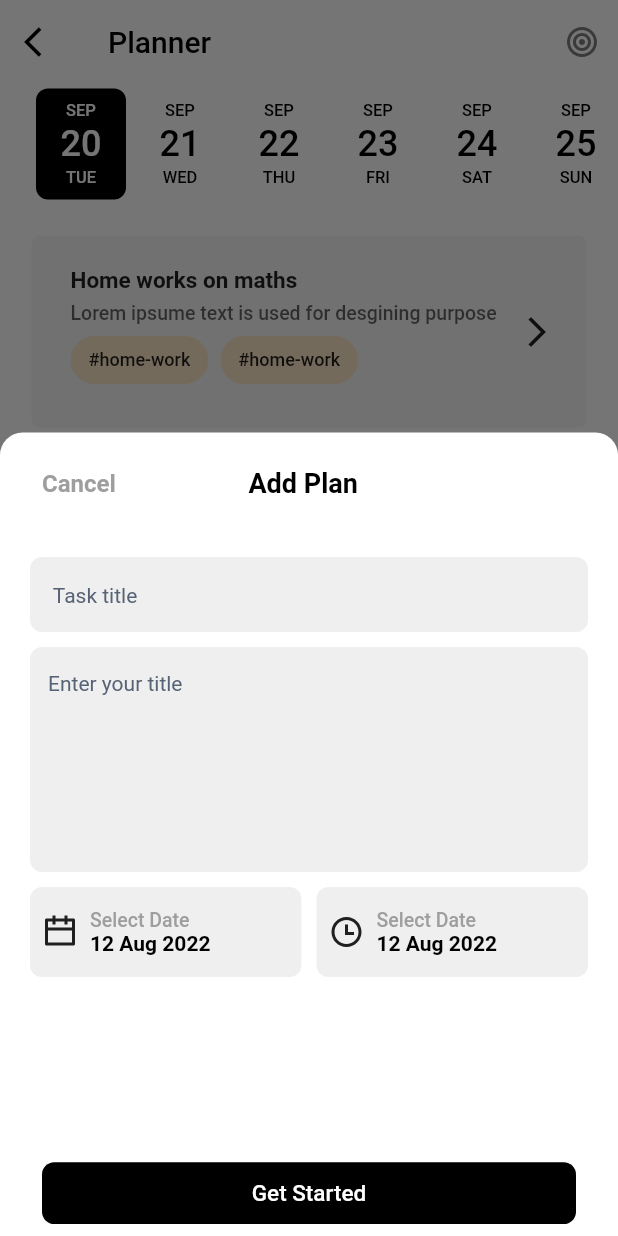
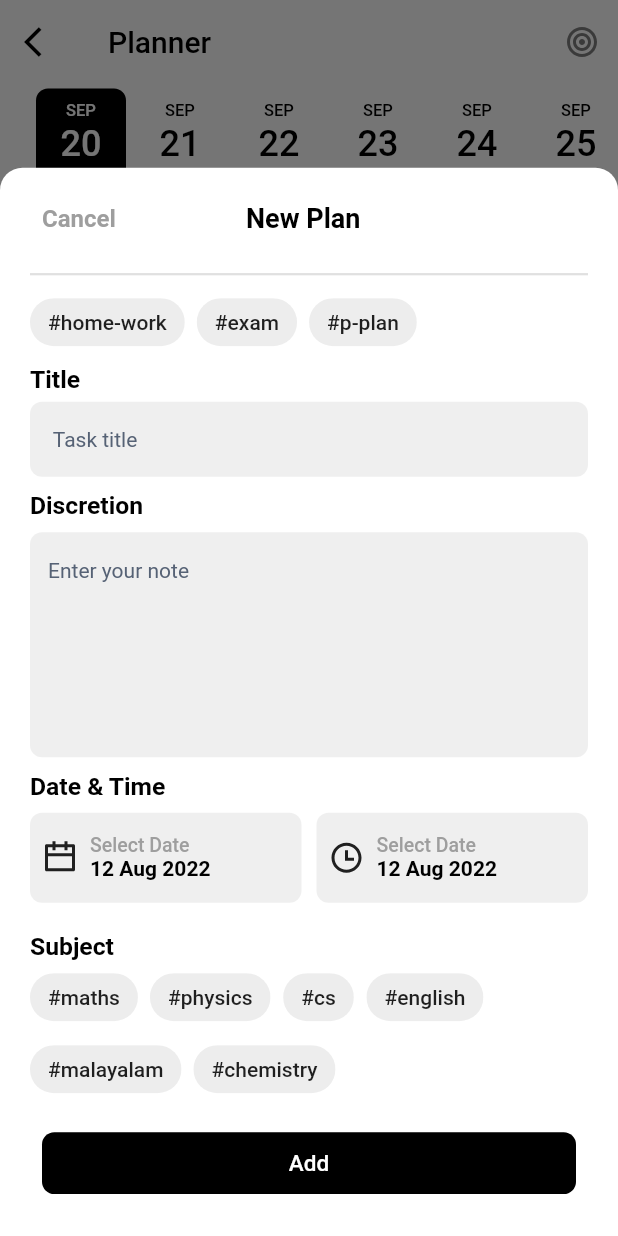
Before and after one commit to aninarafath6/arnhss, a Flutter app: the PlannerView screen opened by its route, after a tap on an icon or button, on a phone screen of 412 x 824 dp. Run offline on Flutter 3.47's test engine with Material 2 defaults, Android fonts, the phone set to English and light mode, and no system bars; our stand-ins replace cached_network_image, flutter_calendar_carousel, flutter_keyboard_visibility, flutter_otp_text_field, get, google_fonts and 5 more; network calls fail.

Commit message:
choice chip

```diff
--- a/arnhss-app/lib/common/theme/theme.dart
+++ b/arnhss-app/lib/common/theme/theme.dart
@@ -10,6 +10,23 @@ class Theming {
     return ThemeData(
         primarySwatch: generateMaterialColor(CustomColors.dark),
         scaffoldBackgroundColor: CustomColors.white,
+        chipTheme: ChipThemeData(
+          backgroundColor: Colors.orange.withOpacity(.2),
+        )
+
+        // colorScheme: ColorScheme(
+        //     brightness: brightness,
+        //     primary: primary,
+        //     onPrimary: onPrimary,
+        //     secondary: secondary,
+        //     onSecondary: onSecondary,
+        //     error: error,
+        //     onError: onError,
+        //     background: background,
+        //     onBackground: CustomColors.dark,
+        //     surface: surface,
+        //     onSurface: onSurface)
+
         // textTheme: TextTheme(
         //   headline1: CustomTextTheme.headLine(context),
         //   headline2: CustomTextTheme.headLine2(context),
--- /dev/null
+++ b/arnhss-app/lib/common/widgets/custom_chip.dart
@@ -0,0 +1,19 @@
+import 'package:flutter/material.dart';
+
+class CustomChip extends StatelessWidget {
+  const CustomChip({Key? key, required this.label, this.color})
+      : super(key: key);
+  final String? label;
+  final Color? color;
+  @override
+  Widget build(BuildContext context) {
+    return Chip(
+      backgroundColor: color,
+      label: Text(
+        label!,
+        style: const TextStyle(fontSize: 12),
+      ),
+      // backgroundColor: ,
+    );
+  }
+}
--- a/arnhss-app/lib/common/widgets/custom_input.dart
+++ b/arnhss-app/lib/common/widgets/custom_input.dart
@@ -22,6 +22,7 @@ class CustomInput extends StatelessWidget {
       ),
       child: TextField(
         maxLines: large! ? 5 : 1,
+        minLines: 1,
         cursorColor: CustomColors.dark,
         style: Theme.of(context).textTheme.subtitle1,
         decoration: InputDecoration(
--- a/arnhss-app/lib/features/planner/view/planner_view.dart
+++ b/arnhss-app/lib/features/planner/view/planner_view.dart
@@ -1,3 +1,5 @@
+import 'dart:developer';
+
 import 'package:arnhss/common/constants/color_constants.dart';
 import 'package:arnhss/features/authentication/login/view/index.dart';
 import 'package:arnhss/features/planner/models/planner_model.dart';
@@ -10,6 +12,7 @@ import 'package:arnhss/features/planner/widgets/planner_app_bar.dart';
 import 'package:arnhss/features/planner/widgets/planner_tile/planner_tile.dart';
 
 import 'package:shimmer/shimmer.dart';
+import 'package:timeline_tile/timeline_tile.dart';
 
 class PlannerView extends StatelessWidget {
   const PlannerView({Key? key}) : super(key: key);
@@ -31,18 +34,31 @@ class PlannerView extends StatelessWidget {
               children: [
                 const DateTimeline(),
                 // NotFound(),
+                // Expanded(
+                //   child: Column(
+                //     children: [
+                //       TimelineTile(),
+                //       TimelineTile(),
+                //       TimelineTile(
+                //         isLast: true,
+                //       ),
+                //     ],
+                //   ),
+                // ),
                 Expanded(
                   child: PageView.builder(
                     physics: const NeverScrollableScrollPhysics(),
                     controller: context.read<PlannerViewModel>().pageController,
                     itemBuilder: (context, index) {
                       return Padding(
-                        padding: const EdgeInsets.all(21.0),
+                        padding: const EdgeInsets.only(
+                            left: 21.0, right: 21, top: 21),
                         child: FutureBuilder<List<PlannerModel>>(
                           builder: ((context, snapshot) {
                             if (snapshot.connectionState ==
                                 ConnectionState.waiting) {
                               return SingleChildScrollView(
+                                physics: const NeverScrollableScrollPhysics(),
                                 child: Column(
                                   children: List.generate(
                                     10,
@@ -60,9 +76,10 @@ class PlannerView extends StatelessWidget {
                               return const NotFound();
                             }
                             return ListView.builder(
+                              physics: const BouncingScrollPhysics(),
                               itemBuilder: ((context, index) =>
                                   const PlannerTile()),
-                              itemCount: snapshot.data!.length,
+                              itemCount: snapshot.data!.length + 20,
                             );
                           }),
                           future: context
--- a/arnhss-app/lib/features/planner/widgets/add_plan_bottm_form.dart
+++ b/arnhss-app/lib/features/planner/widgets/add_plan_bottm_form.dart
@@ -1,4 +1,5 @@
 import 'package:arnhss/common/constants/color_constants.dart';
+import 'package:arnhss/common/theme/text_theme.dart';
 import 'package:arnhss/common/widgets/custom_input.dart';
 import 'package:arnhss/common/widgets/custom_selector.dart';
 import 'package:arnhss/features/authentication/otp_verification/view/index.dart';
@@ -13,7 +14,7 @@ void showAddPlanForm(BuildContext context) {
       return Padding(
         padding: MediaQuery.of(context).viewInsets,
         child: Container(
-          height: context.getHeight(65),
+          // height: context.getHeight(65),
           padding: const EdgeInsets.symmetric(horizontal: 20),
           decoration: const BoxDecoration(
             color: CustomColors.white,
@@ -27,7 +28,82 @@ void showAddPlanForm(BuildContext context) {
             mainAxisSize: MainAxisSize.min,
             children: [
               const SizedBox(height: 10),
+              const _FormHeader(),
+              const SizedBox(height: 5),
+              const Divider(thickness: 1.5),
+              // Text("Plan Type",
+              //     style: CustomTextTheme(context: context).headLine2()),
+              // const SizedBox(height: 5),
+
+              OptionChipList(
+                options: const ["#home-work", "#exam", "#p-plan"],
+                selectedBg: CustomColors.halfColor.withOpacity(.2),
+              ),
+              const SizedBox(height: 5),
+              Text("Title",
+                  style: CustomTextTheme(context: context).headLine2()),
+              const SizedBox(height: 5),
+
+              const CustomInput(hintText: " Task title"),
+              Text("Discretion",
+                  style: CustomTextTheme(context: context).headLine2()),
+              const SizedBox(height: 8),
+
+              const CustomInput(hintText: "Enter your note", large: true),
+              Text("Date & Time",
+                  style: CustomTextTheme(context: context).headLine2()),
+              const SizedBox(height: 8),
+
               Row(
+                children: const [
+                  Expanded(
+                    child: CustomSelector(),
+                  ),
+                  SizedBox(width: 10),
+                  Expanded(
+                    child: CustomSelector(icon: Remix.time_line),
+                  ),
+                ],
+              ),
+              const SizedBox(height: 15),
+              const SizedBox(height: 5),
+
+              Text("Subject",
+                  style: CustomTextTheme(context: context).headLine2()),
+              OptionChipList(
+                options: const [
+                  "#maths",
+                  "#physics",
+                  "#cs",
+                  "#english",
+                  "#malayalam",
+                  "#chemistry"
+                ],
+                selectedBg: CustomColors.presentColor.withOpacity(.2),
+              ),
+
+              const SizedBox(height: 10),
+              // const SizedBox(height: 15),
+              const CustomButton(
+                label: "Add",
+              ),
+              const SizedBox(height: 20),
+            ],
+          ),
+        ),
+      );
+    }),
+  );
+}
+
+class _FormHeader extends StatelessWidget {
+  const _FormHeader({
+    Key? key,
+  }) : super(key: key);
+
+  @override
+  Widget build(BuildContext context) {
+    return Row(
       mainAxisAlignment: MainAxisAlignment.spaceBetween,
       children: [
         Padding(
@@ -46,7 +122,7 @@ void showAddPlanForm(BuildContext context) {
           ),
         ),
         const Text(
-                    "Add Plan",
+          "New Plan",
           style: TextStyle(
               fontWeight: FontWeight.w600,
               fontSize: 18,
@@ -60,28 +136,50 @@ void showAddPlanForm(BuildContext context) {
               color: Colors.transparent),
         ),
       ],
+    );
+  }
+}
+
+class OptionChipList extends StatefulWidget {
+  const OptionChipList({
+    Key? key,
+    required this.options,
+    required this.selectedBg,
+  }) : super(key: key);
+  final List<String> options;
+  final Color selectedBg;
+
+  @override
+  State<OptionChipList> createState() => _OptionChipListState();
+}
+
+class _OptionChipListState extends State<OptionChipList> {
+  int selected = -1;
+
+  @override
+  Widget build(BuildContext context) {
+    return Wrap(
+      children: List.generate(
+        widget.options.length,
+        (index) => Container(
+          key: Key(widget.options[index]),
+          margin: const EdgeInsets.only(right: 8),
+          child: ChoiceChip(
+            elevation: 0,
+            pressElevation: 0,
+            backgroundColor: CustomColors.bgOverlay,
+            onSelected: (_) {
+              setState(() {
+                selected = index;
+              });
+            },
+            label: Text(widget.options[index]),
+            selectedColor: widget.selectedBg,
+            // avatar: const Icon(Remix.check_line),
+            selected: index == selected,
           ),
-              const SizedBox(height: 20),
-              const SizedBox(height: 5),
-              const CustomInput(hintText: " Task title"),
-              const CustomInput(hintText: "Enter your title", large: true),
-              Row(
-                children: const [
-                  Expanded(
-                    child: CustomSelector(),
-                  ),
-                  SizedBox(width: 10),
-                  Expanded(
-                    child: CustomSelector(icon: Remix.time_line),
-                  ),
-                ],
-              ),
-              const Spacer(),
-              const CustomButton(),
-            ],
         ),
       ),
     );
-    }),
-  );
   }
+}
--- a/arnhss-app/lib/features/planner/widgets/planner_tile/planner_tile.dart
+++ b/arnhss-app/lib/features/planner/widgets/planner_tile/planner_tile.dart
@@ -1,4 +1,5 @@
 import 'package:arnhss/common/constants/color_constants.dart';
+import 'package:arnhss/common/widgets/custom_chip.dart';
 import 'package:arnhss/features/authentication/login/view/index.dart';
 // import 'package:remixicon/remixicon.dart';
 
@@ -10,7 +11,7 @@ class PlannerTile extends StatelessWidget {
   Widget build(BuildContext context) {
     return Container(
       padding: const EdgeInsets.all(21),
-      margin: const EdgeInsets.only(bottom: 10),
+      margin: const EdgeInsets.only(bottom: 12),
       decoration: BoxDecoration(
           color: CustomColors.lightBgOverlay,
           borderRadius: BorderRadius.circular(5)),
@@ -35,9 +36,9 @@ class PlannerTile extends StatelessWidget {
                       ),
                 const SizedBox(height: 5),
                 isSkelton
-                    ? Container(width: 200, height: 10, color: Colors.green)
+                    ? Container(width: 200, height: 10, color: Colors.grey)
                     : Text(
-                        "Lorem ipsume text is used for desgining purpose",
+                        "Lorem ipsum text is used for designing purpose",
                         style: TextStyle(
                             fontWeight: FontWeight.w500,
                             fontSize: 13,
@@ -45,22 +46,15 @@ class PlannerTile extends StatelessWidget {
                             color: CustomColors.dark.withOpacity(.6)),
                       ),
                 Row(
-                  children: [
-                    Chip(
-                      label: const Text(
-                        "#home-work",
-                        style: TextStyle(fontSize: 12),
-                      ),
-                      backgroundColor: Colors.orange.withOpacity(.2),
+                  children: const [
+                    CustomChip(
+                      label: "#home-work",
                     ),
-                    const SizedBox(width: 8),
-                    Chip(
-                      label: const Text(
-                        "#home-work",
-                        style: TextStyle(fontSize: 12),
-                      ),
-                      backgroundColor: Colors.orange.withOpacity(.2),
-                    ),
+                    SizedBox(width: 8),
+                    CustomChip(
+                      label: "#maths",
+                      // color: CustomColors.bgOverlay.withOpacity(.2),
+                    )
                   ],
                 ),
               ],
@@ -72,6 +66,7 @@ class PlannerTile extends StatelessWidget {
     );
   }
 }
+
 
 // class _TaskTime extends StatelessWidget {
 //   const _TaskTime({
--- a/arnhss-app/pubspec.yaml
+++ b/arnhss-app/pubspec.yaml
@@ -36,6 +36,7 @@ dependencies:
   flutter_native_splash: ^2.2.8
   flutter_calendar_carousel: ^2.4.0
   shimmer: ^2.0.0
+  timeline_tile: ^2.0.0
 
 flutter_icons:
   android: "launcher_icon"
```
Also changed, not shown: arnhss-app/pubspec.lock. Lines whose indentation alone changed are shown as unchanged.
